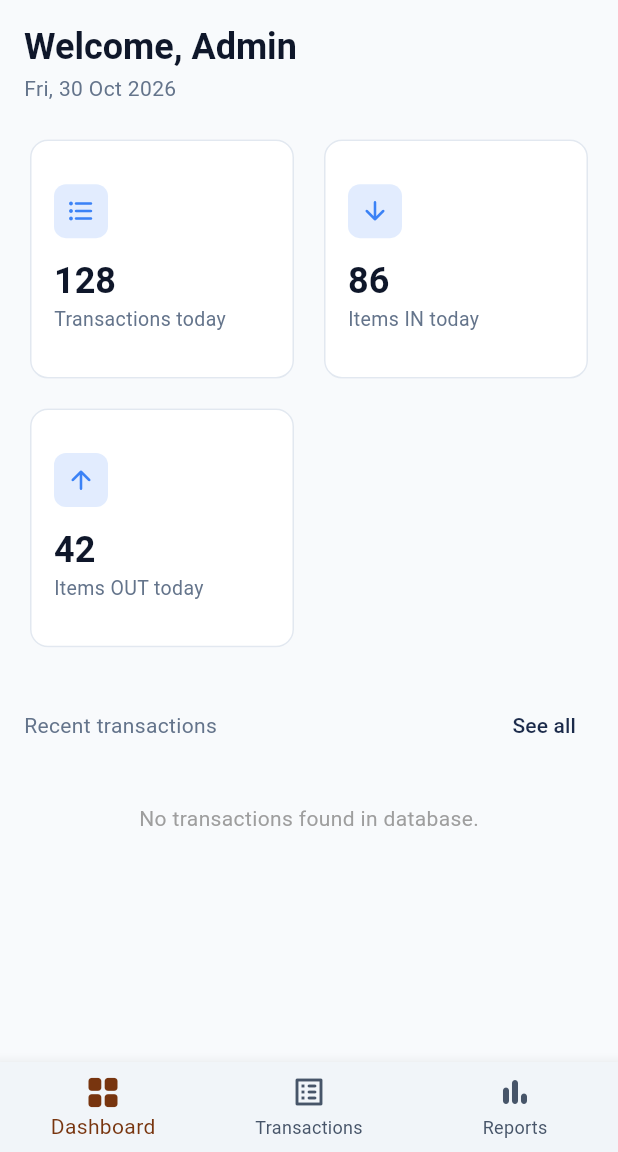
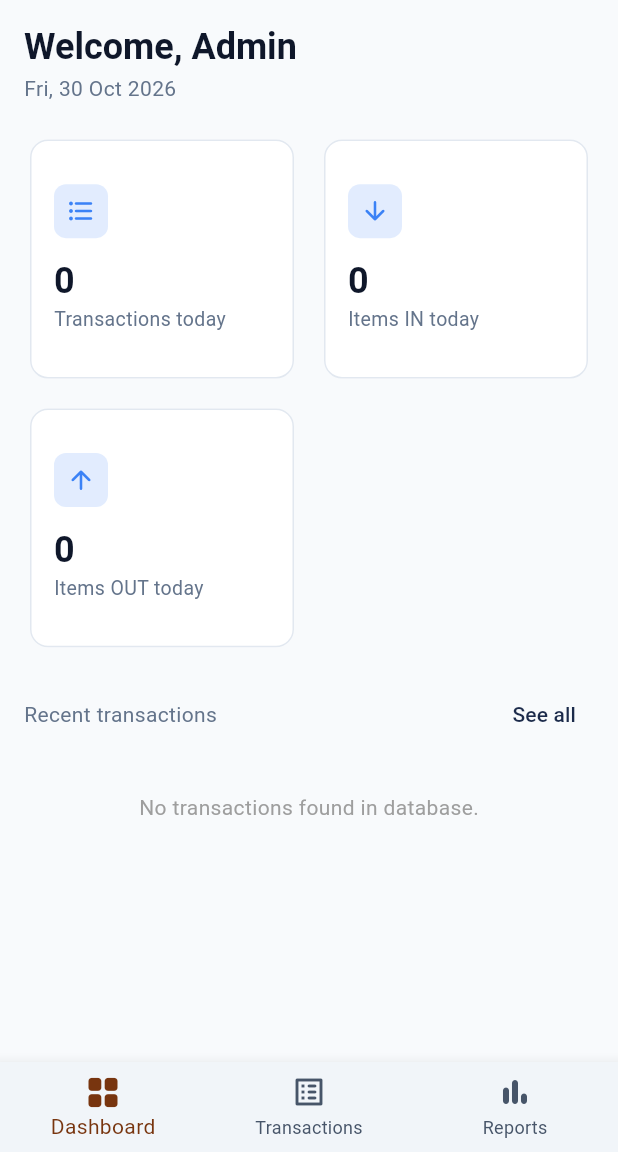
Before and after one commit to Raheeq2004/aral-inventory, a Flutter app: the screen it shows after launch, on a phone screen of 412 x 824 dp, the part 84-1236 px from its top. Run offline on Flutter 3.47's test engine with Material 3 defaults, Android fonts, the phone set to English and light mode, and no system bars; our stand-ins replace connectivity_plus, firebase_core, firebase_database; accounts and stored records are empty.

Commit message:
finished the transaction component

```diff
--- a/lib/Admin/Dashboard/admin_dashboard.dart
+++ b/lib/Admin/Dashboard/admin_dashboard.dart
@@ -1,7 +1,9 @@
 import 'package:aral_project/Admin/Dashboard/metric_card.dart';
 import 'package:aral_project/Admin/components/transactions.dart';
+import 'package:aral_project/Admin/providers/transaction_data.dart';
 import 'package:flutter/material.dart';
 import 'package:intl/intl.dart';
+import 'package:provider/provider.dart';
 
 class AdminDashboard extends StatefulWidget {
   const AdminDashboard({super.key});
@@ -14,8 +16,32 @@ class _AdminDashboardState extends State<AdminDashboard> {
   @override
   Widget build(BuildContext context) {
     String formattedDate = DateFormat('EEE, d MMM y').format(DateTime.now());
+    final textTheme = Theme.of(context).textTheme;
 
-    final textTheme = Theme.of(context).textTheme;
+    return Consumer<TransactionData>(
+      builder: (context, transactionData, child) {
+        final list = transactionData.transactionDataList;
+        DateTime now = DateTime.now();
+
+        // 1. Filter transactions that happened today (ignoring hours/minutes/seconds)
+        final todaysTransactions = list.where((tx) {
+          return tx.timestamp.year == now.year &&
+              tx.timestamp.month == now.month &&
+              tx.timestamp.day == now.day;
+        }).toList();
+
+        // 2. Count of transactions today
+        int transactionsTodayCount = todaysTransactions.length;
+
+        // 3. Sum of quantities for Items IN today
+        int itemsInToday = todaysTransactions
+            .where((tx) => tx.direction.toUpperCase() == 'IN')
+            .fold(0, (sum, tx) => sum + tx.quantity);
+
+        // 4. Sum of quantities for Items OUT today
+        int itemsOutToday = todaysTransactions
+            .where((tx) => tx.direction.toUpperCase() == 'OUT')
+            .fold(0, (sum, tx) => sum + tx.quantity);
 
         return SingleChildScrollView(
           padding: const EdgeInsets.all(16.0),
@@ -24,7 +50,6 @@ class _AdminDashboardState extends State<AdminDashboard> {
             children: [
               Text(
                 'Welcome, Admin',
-
                 style: textTheme.displaySmall?.copyWith(
                   fontWeight: FontWeight.bold,
                 ),
@@ -32,6 +57,8 @@ class _AdminDashboardState extends State<AdminDashboard> {
               const SizedBox(height: 4),
               Text(formattedDate, style: textTheme.bodyMedium),
               const SizedBox(height: 20),
+
+              // Dynamic Metric Cards for Today's Stats
               GridView.count(
                 crossAxisCount: 2,
                 shrinkWrap: true,
@@ -39,30 +66,31 @@ class _AdminDashboardState extends State<AdminDashboard> {
                 crossAxisSpacing: 12,
                 mainAxisSpacing: 12,
                 childAspectRatio: 1.1,
-            children: const [
+                children: [
                   MetricCard(
                     icon: Icons.format_list_bulleted_rounded,
-                count: '128',
+                    count: transactionsTodayCount
+                        .toString(), // Dynamic count for today
                     label: 'Transactions today',
                   ),
                   MetricCard(
                     icon: Icons.arrow_downward_rounded,
-                count: '86',
+                    count: itemsInToday.toString(), // Dynamic IN sum today
                     label: 'Items IN today',
                   ),
                   MetricCard(
                     icon: Icons.arrow_upward_rounded,
-                count: '42',
+                    count: itemsOutToday.toString(), // Dynamic OUT sum today
                     label: 'Items OUT today',
                   ),
                 ],
               ),
-          const SizedBox(height: 24),
+              const SizedBox(height: 17),
               Row(
                 mainAxisAlignment: MainAxisAlignment.spaceBetween,
                 children: [
-              Text('Recent transactions'),
-              TextButton(onPressed: () {}, child: Text('See all')),
+                  const Text('Recent transactions'),
+                  TextButton(onPressed: () {}, child: const Text('See all')),
                 ],
               ),
               const SizedBox(height: 8),
@@ -70,5 +98,7 @@ class _AdminDashboardState extends State<AdminDashboard> {
             ],
           ),
         );
+      },
+    );
   }
 }
--- a/lib/Admin/admin_routing.dart
+++ b/lib/Admin/admin_routing.dart
@@ -22,13 +22,18 @@ class _AdminRoutingState extends State<AdminRouting> {
   }
 
   int _currentIndex = 0;
-  final List<Widget> _screens = [const AdminDashboard()];
+  final List<String> _titles = ['Dashboard', 'Transactions', 'Reports'];
+  final List<Widget> _screens = [
+    const AdminDashboard(),
+    const Center(child: Text('Transactions Screen')),
+    const Center(child: Text('Reports Screen')),
+  ];
   @override
   Widget build(BuildContext context) {
     return Scaffold(
       appBar: AppBar(
         centerTitle: false,
-        title: const Text('Dashboard'),
+        title: Text(_titles[_currentIndex]),
         actions: [
           const ConnectivityBadge(),
           const SizedBox(width: 8),
```
Also changed, not shown: lib/Admin/components/transactions.dart (+28 -4 lines). Lines whose indentation alone changed are shown as unchanged.
